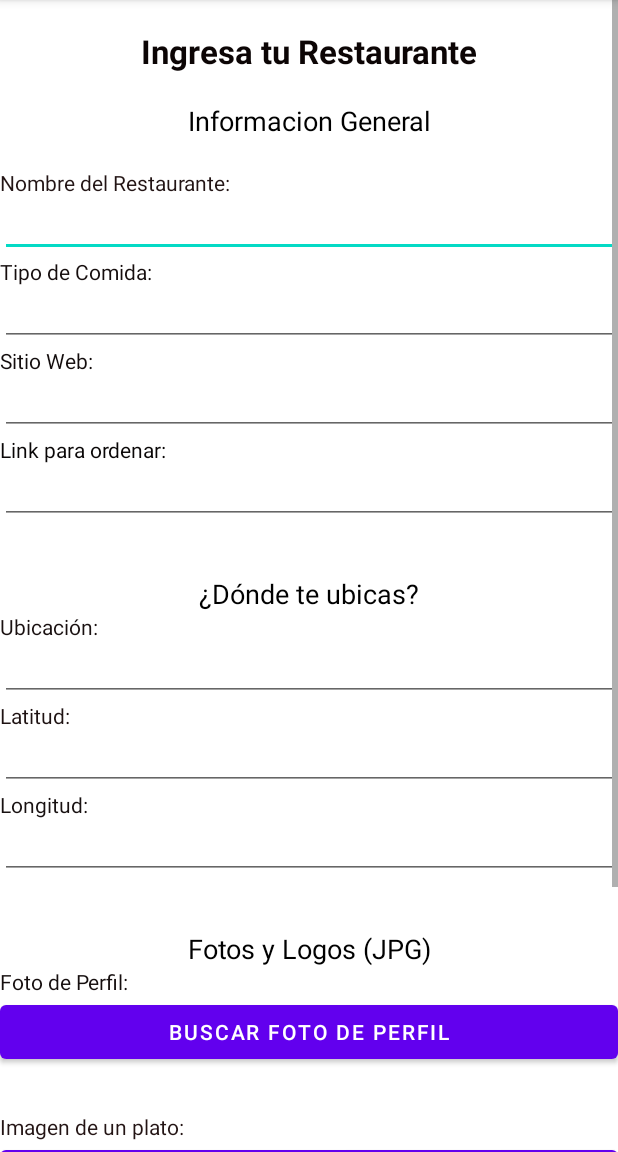
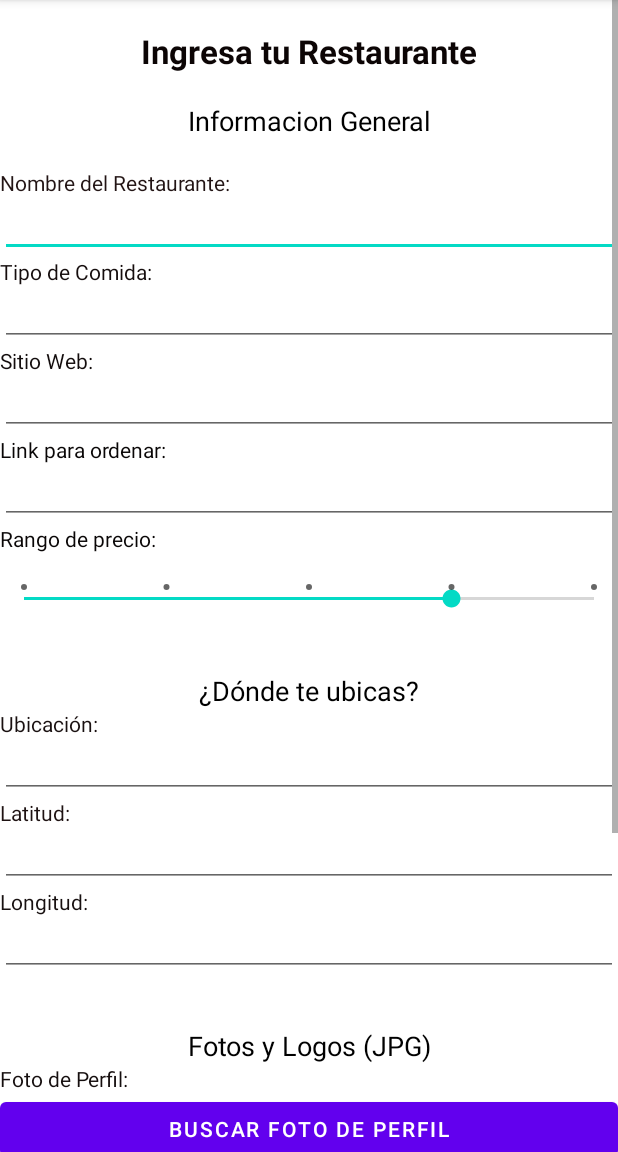
Before and after one commit to Xcreed/BonAppetit, an Android app: the PublicarActivity screen opened directly, with no data from a screen before it, on a phone screen of 412 x 824 dp, the part 84-1236 px from its top. Run offline under Robolectric (Android 15) with nearby library versions, the phone set to English and light mode, and no system bars; our stand-ins replace Firebase (no records; nobody signed in at launch, a user with empty details on screens opened directly).

Commit message:
Agregado rango de precio en creación de restaurantes

```diff
--- a/app/src/main/java/com/example/bonappetit/PublicarActivity.java
+++ b/app/src/main/java/com/example/bonappetit/PublicarActivity.java
@@ -16,6 +16,7 @@ import android.view.MenuItem;
 import android.view.View;
 import android.widget.Button;
 import android.widget.EditText;
+import android.widget.SeekBar;
 import android.widget.Toast;
 
 import com.example.bonappetit.model.Restaurante;
@@ -25,6 +26,7 @@ import com.google.android.gms.tasks.OnFailureListener;
 import com.google.android.gms.tasks.OnSuccessListener;
 import com.google.android.gms.tasks.Task;
 import com.google.android.gms.tasks.Tasks;
+import com.google.common.base.Strings;
 import com.google.firebase.auth.FirebaseAuth;
 import com.google.firebase.database.DatabaseReference;
 import com.google.firebase.database.FirebaseDatabase;
@@ -49,6 +51,7 @@ public class PublicarActivity extends AppCompatActivity implements View.OnClickL
     private EditText et_Ubicacion;
     private EditText et_Latitud;
     private EditText et_Longitud;
+    private SeekBar sb_rangoPrecio;
     private Restaurante rest = new Restaurante();
     private Uri uri;
 
@@ -91,6 +94,7 @@ public class PublicarActivity extends AppCompatActivity implements View.OnClickL
         et_Ubicacion = findViewById(R.id.et_Ubicacion);
         et_Latitud = findViewById(R.id.et_Latitud);
         et_Longitud = findViewById(R.id.et_Longitud);
+        sb_rangoPrecio = findViewById(R.id.sb_rangoPrecio);
 
         bt_IngresarRestaurante = findViewById(R.id.bt_IngresarRestaurante);
         bt_buscarM = findViewById(R.id.bt_buscarM);
@@ -333,6 +337,8 @@ public class PublicarActivity extends AppCompatActivity implements View.OnClickL
         rest.setUbicacion(et_Ubicacion.getText().toString());
         rest.setLatitud(et_Latitud.getText().toString());
         rest.setLongitud(et_Longitud.getText().toString());
+        String valor = Strings.repeat("$",sb_rangoPrecio.getProgress()+1 );
+        rest.setRangoPrecio(valor);
         SubirFotoComida(rest.getNombre()+rest.getId());
         SubirFotoPerfil(rest.getNombre()+rest.getId());
         SubirFotosMenu(rest.getNombre()+rest.getId());
--- a/app/src/main/res/layout/activity_publicar.xml
+++ b/app/src/main/res/layout/activity_publicar.xml
@@ -2,9 +2,12 @@
 <ScrollView xmlns:android="http://schemas.android.com/apk/res/android"
     xmlns:app="http://schemas.android.com/apk/res-auto"
     xmlns:tools="http://schemas.android.com/tools"
+    style="@android:style/Widget.Holo.Light.ScrollView"
     android:layout_width="match_parent"
     android:layout_height="match_parent"
-    android:fillViewport="true">
+    android:fillViewport="true"
+    android:scrollIndicators="top">
+
     <LinearLayout
         android:layout_width="match_parent"
         android:layout_height="wrap_content"
@@ -106,6 +109,28 @@
             android:ems="10"
             android:inputType="textPersonName"
             android:textAppearance="@style/TextAppearance.AppCompat.Small" />
+
+        <TextView
+            android:id="@+id/tv_rangoPrecio"
+            android:layout_width="match_parent"
+            android:layout_height="wrap_content"
+            android:text="Rango de precio:"
+            android:textAppearance="@style/TextAppearance.AppCompat.Small"
+            android:textColor="#090606" />
+
+        <SeekBar
+            android:id="@+id/sb_rangoPrecio"
+            style="@style/Widget.AppCompat.SeekBar.Discrete"
+            android:layout_width="match_parent"
+            android:layout_height="45dp"
+            android:indeterminate="false"
+            android:isScrollContainer="true"
+            android:max="4"
+            android:outlineProvider="background"
+            android:overScrollMode="always"
+            android:paddingTop="16dp"
+            android:paddingRight="16dp"
+            android:progress="3" />
 
         <Space
             android:layout_width="match_parent"
```
Lines whose indentation alone changed are shown as unchanged.
